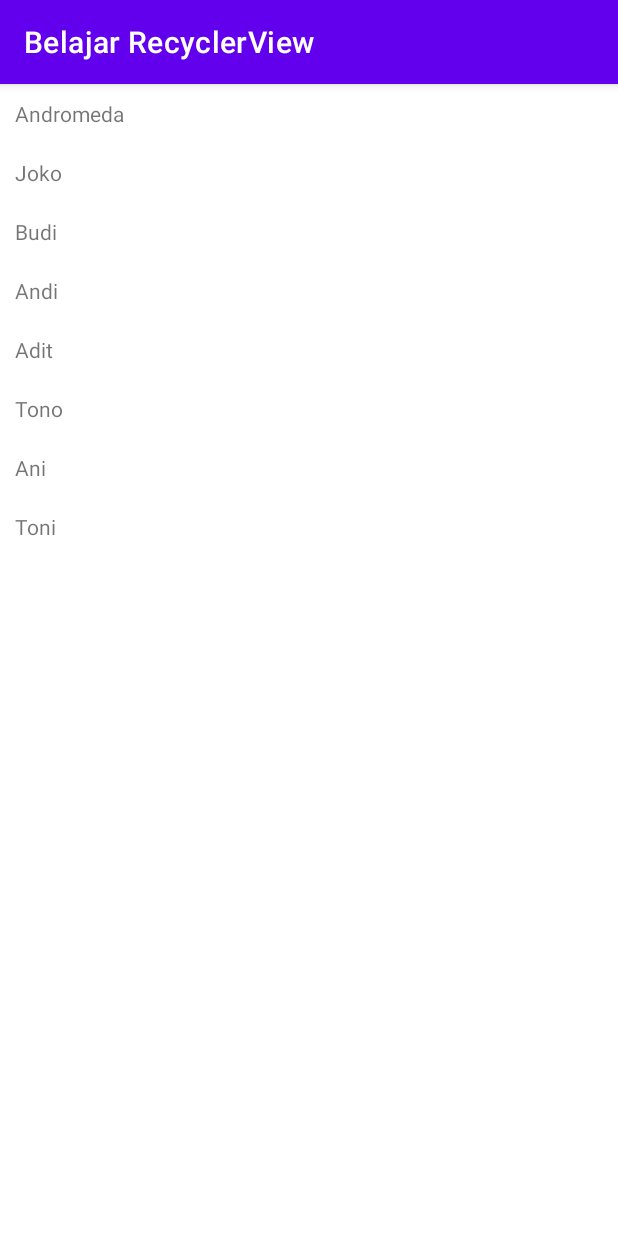
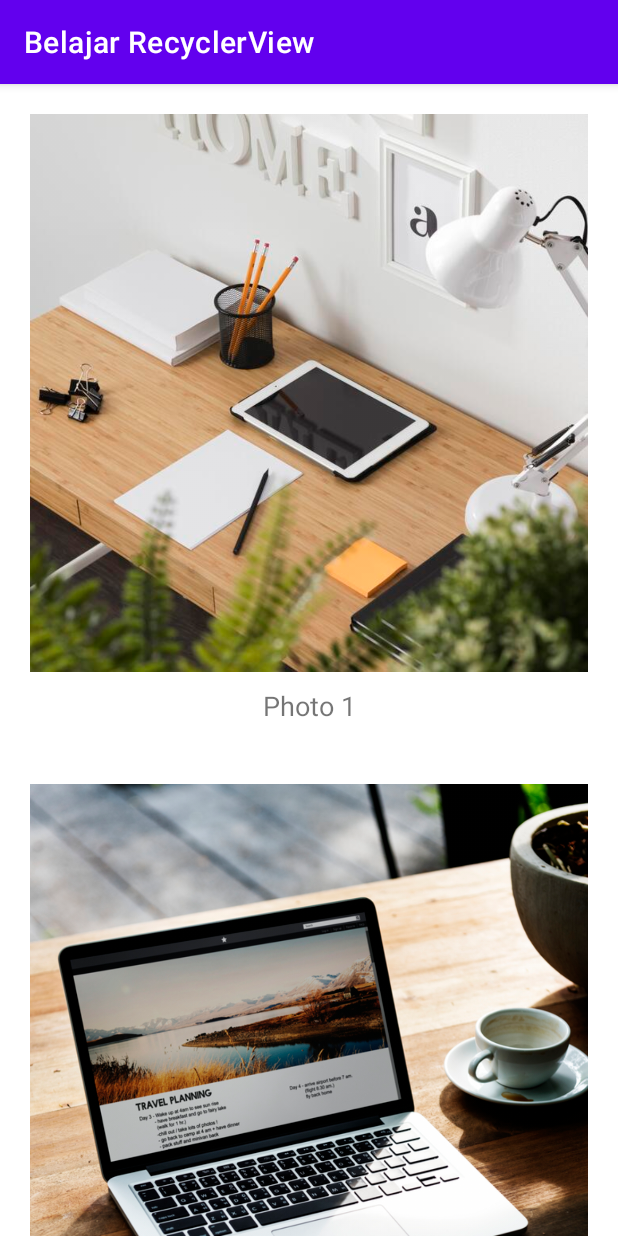
Before and after one commit to andromeda951/belajar-recyclerview, an Android app: the screen it shows after launch (MainActivity), on a phone screen of 412 x 824 dp. Run offline under Robolectric (Android 15) with nearby library versions, the phone set to English and light mode, and no system bars.

Commit message:
Implement PhotoModel in PhotoAdapter

```diff
--- a/app/src/main/java/com/andromeda/belajarrecyclerview/MainActivity.kt
+++ b/app/src/main/java/com/andromeda/belajarrecyclerview/MainActivity.kt
@@ -17,8 +17,27 @@ class MainActivity : AppCompatActivity() {
 //        numberAdapter()
 //        imageAdapter()
 //        textWithEventAdapter()
-        textWithEventAdapter2()
+//        textWithEventAdapter2()
+        photoAdapter()
 
+
+    }
+
+    private fun photoAdapter() {
+        val photo = listOf<PhotoModel>(
+            PhotoModel(1, "Photo 1", R.drawable.photo_1),
+            PhotoModel(2, "Photo 2", R.drawable.photo_2),
+            PhotoModel(3, "Photo 3", R.drawable.photo_3),
+            PhotoModel(4, "Photo 4", R.drawable.photo_4),
+            PhotoModel(5, "Photo 5", R.drawable.photo_5),
+            PhotoModel(6, "Photo 6", R.drawable.photo_6),
+        )
+
+        val photoAdapter = PhotoAdapter(photo)
+        findViewById<RecyclerView>(R.id.recycler_view).apply {
+            adapter = photoAdapter
+            layoutManager = LinearLayoutManager(this@MainActivity)
+        }
 
     }
 
--- /dev/null
+++ b/app/src/main/java/com/andromeda/belajarrecyclerview/PhotoAdapter.kt
@@ -0,0 +1,32 @@
+package com.andromeda.belajarrecyclerview
+
+import android.view.LayoutInflater
+import android.view.View
+import android.view.ViewGroup
+import android.widget.ImageView
+import android.widget.TextView
+import androidx.recyclerview.widget.RecyclerView
+
+class PhotoAdapter(private val listPhoto: List<PhotoModel>) :
+    RecyclerView.Adapter<PhotoAdapter.ViewHolder>() {
+
+    class ViewHolder(view: View) : RecyclerView.ViewHolder(view) {
+        val imageView = view.findViewById<ImageView>(R.id.image_view)
+        val textView = view.findViewById<TextView>(R.id.text_view)
+    }
+
+    override fun onCreateViewHolder(parent: ViewGroup, viewType: Int): ViewHolder {
+        return ViewHolder(
+            LayoutInflater.from(parent.context).inflate(R.layout.adapter_photo, parent, false)
+        )
+    }
+
+    override fun onBindViewHolder(holder: ViewHolder, position: Int) {
+        holder.imageView.setImageResource(listPhoto[position].image)
+        holder.textView.text = listPhoto[position].name
+    }
+
+    override fun getItemCount(): Int {
+        return listPhoto.size
+    }
+}
--- /dev/null
+++ b/app/src/main/java/com/andromeda/belajarrecyclerview/PhotoModel.kt
@@ -0,0 +1,7 @@
+package com.andromeda.belajarrecyclerview
+
+data class PhotoModel(
+    val id: Int,
+    val name: String,
+    val image: Int,
+)
--- /dev/null
+++ b/app/src/main/res/layout/adapter_photo.xml
@@ -0,0 +1,35 @@
+<?xml version="1.0" encoding="utf-8"?>
+<androidx.constraintlayout.widget.ConstraintLayout xmlns:android="http://schemas.android.com/apk/res/android"
+    android:layout_width="match_parent"
+    android:layout_height="wrap_content"
+    xmlns:app="http://schemas.android.com/apk/res-auto"
+    xmlns:tools="http://schemas.android.com/tools"
+    android:padding="20dp">
+
+<!--    Try this attribute for ConstraintLayout-->
+<!--    android:layout_width="match_parent"-->
+<!--    android:layout_width="160dp"-->
+
+
+    <ImageView
+        android:id="@+id/image_view"
+        android:layout_width="wrap_content"
+        android:layout_height="wrap_content"
+        tools:src="@drawable/photo_6"
+        android:adjustViewBounds="true"
+        app:layout_constraintEnd_toEndOf="parent"
+        app:layout_constraintStart_toStartOf="parent"
+        app:layout_constraintTop_toTopOf="parent" />
+
+    <TextView
+        android:id="@+id/text_view"
+        android:layout_width="wrap_content"
+        android:layout_height="wrap_content"
+        tools:text="Photo 1"
+        android:textSize="18sp"
+        android:layout_marginTop="10dp"
+        app:layout_constraintEnd_toEndOf="parent"
+        app:layout_constraintStart_toStartOf="parent"
+        app:layout_constraintTop_toBottomOf="@id/image_view"/>
+
+</androidx.constraintlayout.widget.ConstraintLayout>
```
